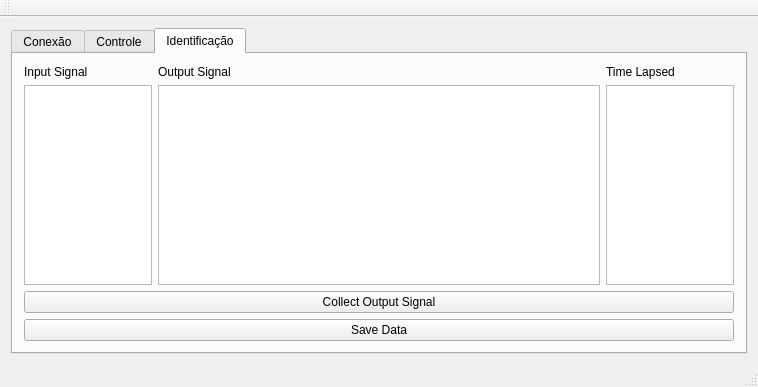
Above: mainwindow.ui from domingosliraneto/EletroestimulatorSoftware before the change. Below: the same form after it.
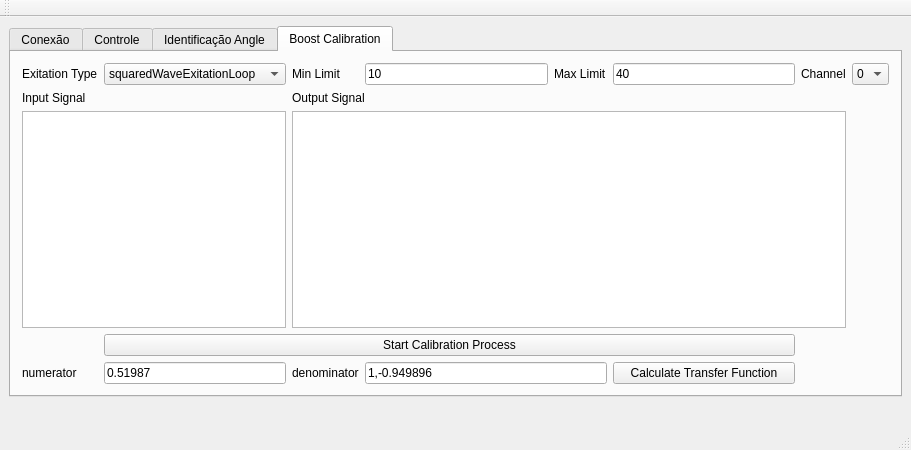
That is the form after the change.

Commit message: adição da definição de função de transferência para cálculo de sintonia de controladores PID

```diff
--- a/mainwindow.ui
+++ b/mainwindow.ui
@@ -6,19 +6,25 @@
    <rect>
     <x>0</x>
     <y>0</y>
-    <width>758</width>
-    <height>387</height>
+    <width>911</width>
+    <height>450</height>
    </rect>
   </property>
   <property name="windowTitle">
    <string>MainWindow</string>
   </property>
   <widget class="QWidget" name="centralWidget">
-   <layout class="QGridLayout" name="gridLayout_3">
-    <item row="0" column="0">
      <widget class="QTabWidget" name="tabWidget">
+    <property name="geometry">
+     <rect>
+      <x>9</x>
+      <y>9</y>
+      <width>893</width>
+      <height>371</height>
+     </rect>
+    </property>
       <property name="currentIndex">
-       <number>2</number>
+     <number>3</number>
       </property>
       <widget class="QWidget" name="tab">
        <attribute name="title">
@@ -214,7 +220,7 @@
       </widget>
       <widget class="QWidget" name="tab_3">
        <attribute name="title">
-        <string>Identificação</string>
+      <string>Identificação Angle</string>
        </attribute>
        <layout class="QGridLayout" name="gridLayout_4">
         <item row="0" column="1">
@@ -224,23 +230,23 @@
           </property>
          </widget>
         </item>
-        <item row="1" column="4">
-         <widget class="QTextEdit" name="textEdit_3"/>
-        </item>
-        <item row="0" column="4">
+      <item row="0" column="3">
          <widget class="QLabel" name="label_11">
           <property name="text">
            <string>Time Lapsed</string>
           </property>
          </widget>
         </item>
-        <item row="0" column="3">
-         <widget class="QLabel" name="label_10">
+      <item row="3" column="0" colspan="4">
+       <widget class="QPushButton" name="pushButton_4">
           <property name="text">
-           <string>                                                                                                           </string>
+         <string>Save Data</string>
           </property>
          </widget>
         </item>
+      <item row="1" column="3">
+       <widget class="QTextEdit" name="textEdit_3"/>
+      </item>
         <item row="0" column="0">
          <widget class="QLabel" name="label_12">
           <property name="text">
@@ -251,28 +257,173 @@
         <item row="1" column="0">
          <widget class="QTextEdit" name="textEdit"/>
         </item>
-        <item row="1" column="1" colspan="3">
-         <widget class="QTextEdit" name="textEdit_2"/>
-        </item>
-        <item row="2" column="0" colspan="5">
+      <item row="0" column="2">
+       <widget class="QLabel" name="label_10">
+        <property name="text">
+         <string/>
+        </property>
+       </widget>
+      </item>
+      <item row="2" column="0" colspan="4">
          <widget class="QPushButton" name="pushButton_3">
           <property name="text">
            <string>Collect Output Signal</string>
           </property>
          </widget>
         </item>
-        <item row="3" column="0" colspan="5">
-         <widget class="QPushButton" name="pushButton_4">
+      <item row="1" column="1" colspan="2">
+       <widget class="QTextEdit" name="textEdit_2"/>
+      </item>
+     </layout>
+    </widget>
+    <widget class="QWidget" name="tab_4">
+     <attribute name="title">
+      <string>Boost Calibration</string>
+     </attribute>
+     <layout class="QGridLayout" name="gridLayout_3">
+      <item row="0" column="6">
+       <widget class="QLabel" name="label_18">
           <property name="text">
-           <string>Save Data</string>
+         <string>Channel</string>
           </property>
          </widget>
         </item>
-       </layout>
-      </widget>
-     </widget>
-    </item>
-   </layout>
+      <item row="0" column="0">
+       <widget class="QLabel" name="label_17">
+        <property name="text">
+         <string>Exitation Type</string>
+        </property>
+       </widget>
+      </item>
+      <item row="0" column="4">
+       <widget class="QLabel" name="label_15">
+        <property name="text">
+         <string>Max Limit</string>
+        </property>
+       </widget>
+      </item>
+      <item row="0" column="3">
+       <widget class="QLineEdit" name="minLimit">
+        <property name="text">
+         <string>10</string>
+        </property>
+       </widget>
+      </item>
+      <item row="0" column="7">
+       <widget class="QComboBox" name="channel_2">
+        <item>
+         <property name="text">
+          <string>0</string>
+         </property>
+        </item>
+        <item>
+         <property name="text">
+          <string>1</string>
+         </property>
+        </item>
+        <item>
+         <property name="text">
+          <string>2</string>
+         </property>
+        </item>
+        <item>
+         <property name="text">
+          <string>3</string>
+         </property>
+        </item>
+       </widget>
+      </item>
+      <item row="0" column="1">
+       <widget class="QComboBox" name="boostCalibration">
+        <item>
+         <property name="text">
+          <string>squaredWaveExitationLoop</string>
+         </property>
+        </item>
+       </widget>
+      </item>
+      <item row="1" column="0">
+       <widget class="QLabel" name="label_14">
+        <property name="text">
+         <string>Input Signal</string>
+        </property>
+       </widget>
+      </item>
+      <item row="1" column="2" colspan="3">
+       <widget class="QLabel" name="label_13">
+        <property name="text">
+         <string>Output Signal</string>
+        </property>
+       </widget>
+      </item>
+      <item row="0" column="5">
+       <widget class="QLineEdit" name="maxLimit">
+        <property name="text">
+         <string>40</string>
+        </property>
+       </widget>
+      </item>
+      <item row="2" column="2" colspan="5">
+       <widget class="QTextEdit" name="textEdit_4"/>
+      </item>
+      <item row="0" column="2">
+       <widget class="QLabel" name="label_16">
+        <property name="text">
+         <string>Min Limit</string>
+        </property>
+       </widget>
+      </item>
+      <item row="2" column="0" colspan="2">
+       <widget class="QTextEdit" name="textEdit_5"/>
+      </item>
+      <item row="4" column="1" colspan="5">
+       <widget class="QPushButton" name="pushButton_5">
+        <property name="text">
+         <string>Start Calibration Process</string>
+        </property>
+        <property name="default">
+         <bool>false</bool>
+        </property>
+       </widget>
+      </item>
+      <item row="5" column="5">
+       <widget class="QPushButton" name="pushButton_6">
+        <property name="text">
+         <string>Calculate Transfer Function</string>
+        </property>
+       </widget>
+      </item>
+      <item row="5" column="1">
+       <widget class="QLineEdit" name="lineEdit_3">
+        <property name="text">
+         <string>0.51987</string>
+        </property>
+       </widget>
+      </item>
+      <item row="5" column="0">
+       <widget class="QLabel" name="label_19">
+        <property name="text">
+         <string>numerator</string>
+        </property>
+       </widget>
+      </item>
+      <item row="5" column="3" colspan="2">
+       <widget class="QLineEdit" name="lineEdit_4">
+        <property name="text">
+         <string>1,-0.949896</string>
+        </property>
+       </widget>
+      </item>
+      <item row="5" column="2">
+       <widget class="QLabel" name="label_20">
+        <property name="text">
+         <string>denominator</string>
+        </property>
+       </widget>
+      </item>
+     </layout>
+    </widget>
+   </widget>
   </widget>
   <widget class="QMenuBar" name="menuBar">
    <property name="geometry">
```
Left out of the diff: 4 changed lines with no effect on the pictures. Lines whose indentation alone changed are shown as unchanged. The commit also changes 27 other files.
